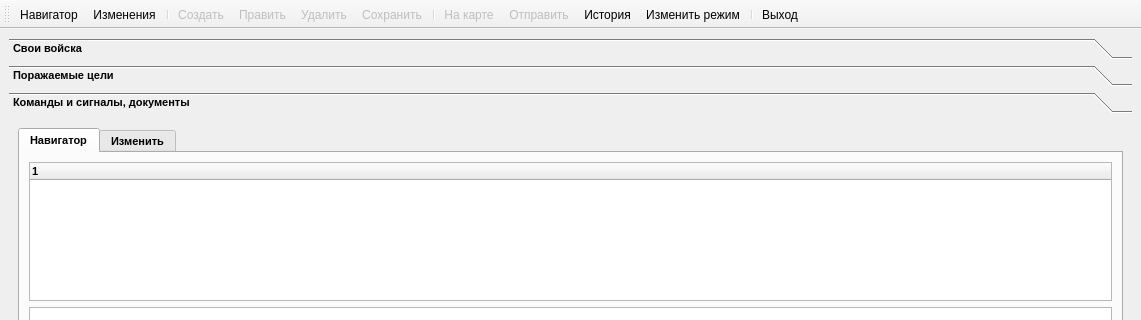
Above: mainwindow2.ui from rymarchik/InitState before the change; both pictures show x 0 to 1141 and y 0 to 320 of the 1141 by 579 pixel window. Below: the same form after it.
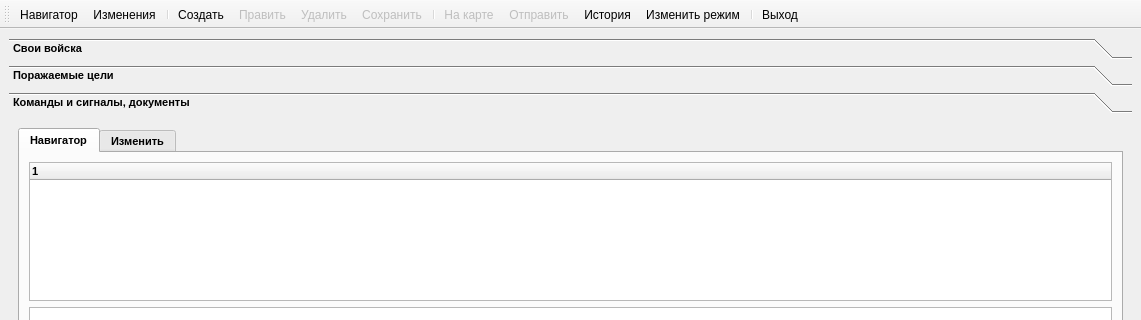
That is the form after the change. Icons and pictures are not drawn.

Patch:
```diff
--- a/mainwindow2.ui
+++ b/mainwindow2.ui
@@ -1005,10 +1005,13 @@
   </widget>
   <action name="m_add">
    <property name="checkable">
+    <bool>true</bool>
+   </property>
+   <property name="checked">
     <bool>false</bool>
    </property>
    <property name="enabled">
-    <bool>false</bool>
+    <bool>true</bool>
    </property>
    <property name="icon">
     <iconset resource="resources.qrc">
```
